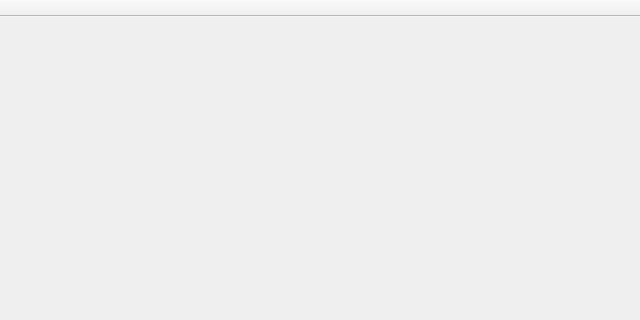
The window that ui/mainwindow.ui (snip89/wsnsim-postprocessor) describes before a commit, drawn with Qt 5; both pictures show x 0 to 640 and y 0 to 320 of the 640 by 480 pixel window.
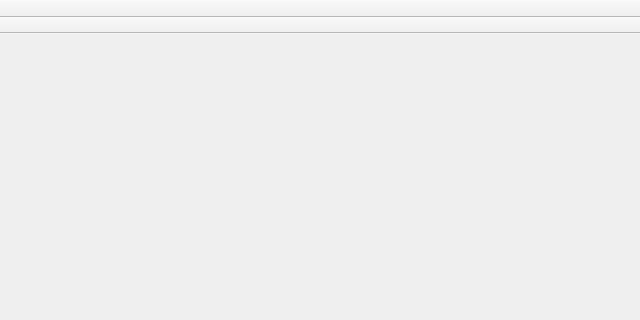
The same window after the commit.

Commit message: SearchWidget class implemented

```diff
--- a/ui/mainwindow.ui
+++ b/ui/mainwindow.ui
@@ -41,7 +41,24 @@
     <enum>TopToolBarArea</enum>
    </attribute>
    <attribute name="toolBarBreak">
+    <bool>true</bool>
+   </attribute>
+  </widget>
+  <widget class="QToolBar" name="searchToolBar">
+   <property name="windowTitle">
+    <string>toolBar_2</string>
+   </property>
+   <property name="movable">
     <bool>false</bool>
+   </property>
+   <property name="floatable">
+    <bool>false</bool>
+   </property>
+   <attribute name="toolBarArea">
+    <enum>TopToolBarArea</enum>
+   </attribute>
+   <attribute name="toolBarBreak">
+    <bool>true</bool>
    </attribute>
   </widget>
  </widget>
```
The commit also changes 6 other files.
